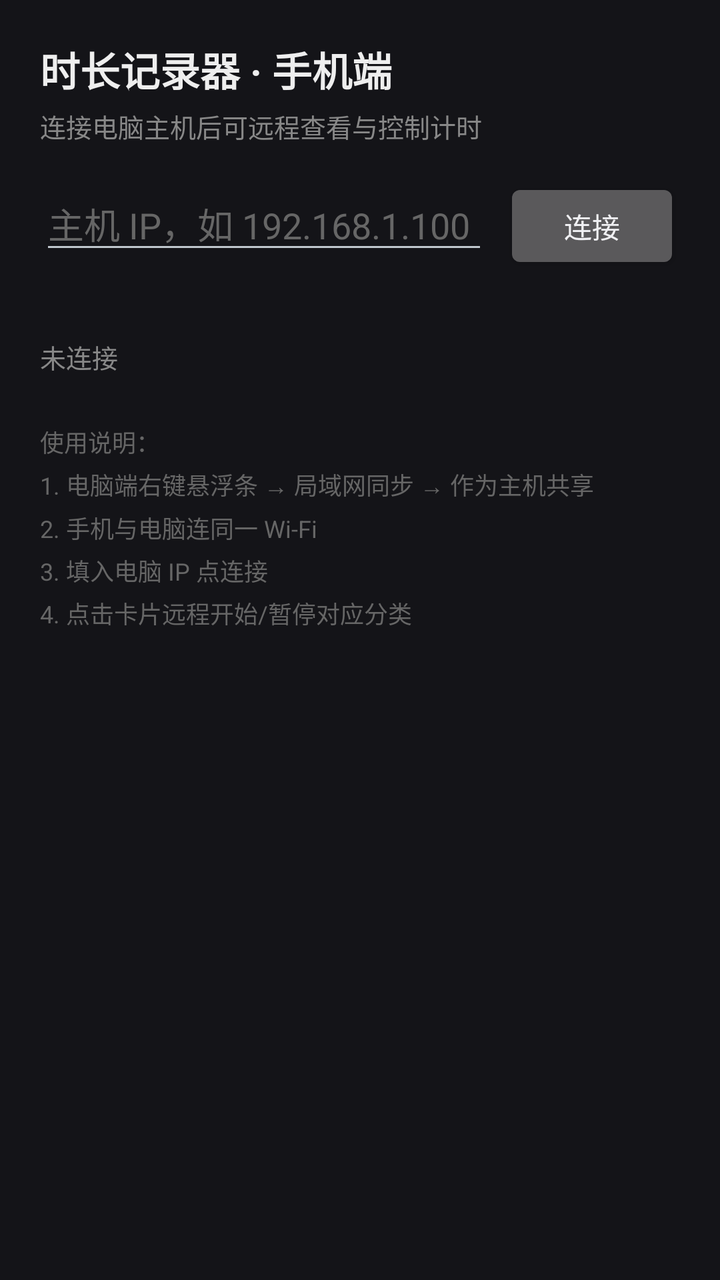
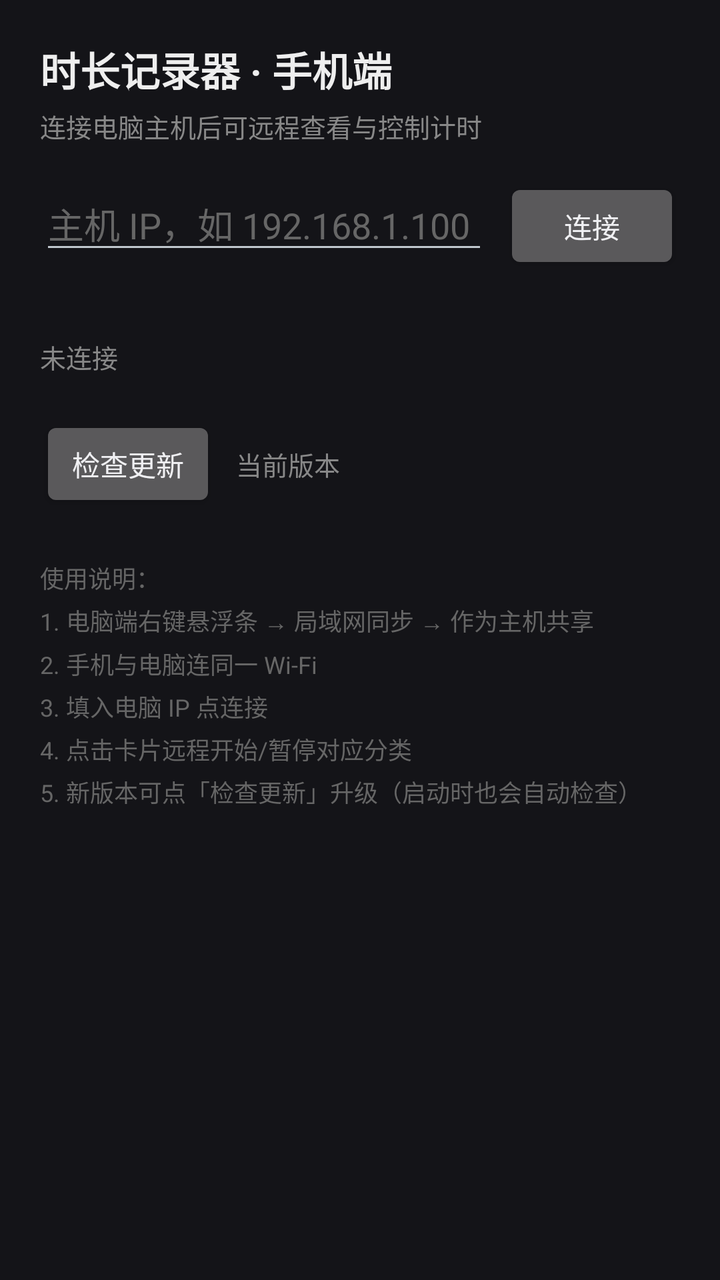

Compare the two renders of this Android layout. The source of the first and the diff that turns it into the second are given below.
<!-- AndroidManifest.xml: application theme android:Theme.DeviceDefault.NoActionBar -->
<!-- res/layout/activity_main.xml -->
<?xml version="1.0" encoding="utf-8"?>
<ScrollView xmlns:android="http://schemas.android.com/apk/res/android"
    android:layout_width="match_parent"
    android:layout_height="match_parent"
    android:background="#141418"
    android:fillViewport="true">

    <LinearLayout
        android:layout_width="match_parent"
        android:layout_height="wrap_content"
        android:orientation="vertical"
        android:padding="20dp">

        <TextView
            android:layout_width="wrap_content"
            android:layout_height="wrap_content"
            android:text="时长记录器 · 手机端"
            android:textColor="#EEEEEE"
            android:textSize="20sp"
            android:textStyle="bold" />

        <TextView
            android:layout_width="wrap_content"
            android:layout_height="wrap_content"
            android:layout_marginTop="4dp"
            android:text="连接电脑主机后可远程查看与控制计时"
            android:textColor="#888888"
            android:textSize="13sp" />

        <LinearLayout
            android:layout_width="match_parent"
            android:layout_height="wrap_content"
            android:layout_marginTop="16dp"
            android:orientation="horizontal">

            <EditText
                android:id="@+id/host_edit"
                android:layout_width="0dp"
                android:layout_height="wrap_content"
                android:layout_weight="1"
                android:hint="主机 IP，如 192.168.1.100"
                android:inputType="text"
                android:textColor="#EEEEEE"
                android:textColorHint="#666666" />

            <Button
                android:id="@+id/connect_btn"
                android:layout_width="wrap_content"
                android:layout_height="wrap_content"
                android:layout_marginStart="8dp"
                android:text="连接" />
        </LinearLayout>

        
        <LinearLayout
            android:id="@+id/cards"
            android:layout_width="match_parent"
            android:layout_height="wrap_content"
            android:layout_marginTop="16dp"
            android:orientation="vertical" />

        <TextView
            android:id="@+id/status_view"
            android:layout_width="match_parent"
            android:layout_height="wrap_content"
            android:layout_marginTop="16dp"
            android:text="未连接"
            android:textColor="#888888"
            android:textSize="13sp" />

        <TextView
            android:layout_width="match_parent"
            android:layout_height="wrap_content"
            android:layout_marginTop="24dp"
            android:lineSpacingExtra="4dp"
            android:text="使用说明：\n1. 电脑端右键悬浮条 → 局域网同步 → 作为主机共享\n2. 手机与电脑连同一 Wi-Fi\n3. 填入电脑 IP 点连接\n4. 点击卡片远程开始/暂停对应分类"
            android:textColor="#666666"
            android:textSize="12sp" />
    </LinearLayout>
</ScrollView>
<!-- resources referenced by this layout -->
<resources>

</resources>

<!-- the commit's change to res/layout/activity_main.xml (unified diff, before → after) -->
@@ -68,12 +68,36 @@
             android:textColor="#888888"
             android:textSize="13sp" />
 
+        <LinearLayout
+            android:layout_width="match_parent"
+            android:layout_height="wrap_content"
+            android:layout_marginTop="20dp"
+            android:gravity="center_vertical"
+            android:orientation="horizontal">
+
+            <Button
+                android:id="@+id/update_btn"
+                android:layout_width="wrap_content"
+                android:layout_height="wrap_content"
+                android:text="检查更新" />
+
+            <TextView
+                android:id="@+id/update_view"
+                android:layout_width="0dp"
+                android:layout_height="wrap_content"
+                android:layout_marginStart="10dp"
+                android:layout_weight="1"
+                android:text="当前版本"
+                android:textColor="#888888"
+                android:textSize="13sp" />
+        </LinearLayout>
+
         <TextView
             android:layout_width="match_parent"
             android:layout_height="wrap_content"
             android:layout_marginTop="24dp"
             android:lineSpacingExtra="4dp"
-            android:text="使用说明：\n1. 电脑端右键悬浮条 → 局域网同步 → 作为主机共享\n2. 手机与电脑连同一 Wi-Fi\n3. 填入电脑 IP 点连接\n4. 点击卡片远程开始/暂停对应分类"
+            android:text="使用说明：\n1. 电脑端右键悬浮条 → 局域网同步 → 作为主机共享\n2. 手机与电脑连同一 Wi-Fi\n3. 填入电脑 IP 点连接\n4. 点击卡片远程开始/暂停对应分类\n5. 新版本可点「检查更新」升级（启动时也会自动检查）"
             android:textColor="#666666"
             android:textSize="12sp" />
     </LinearLayout>
